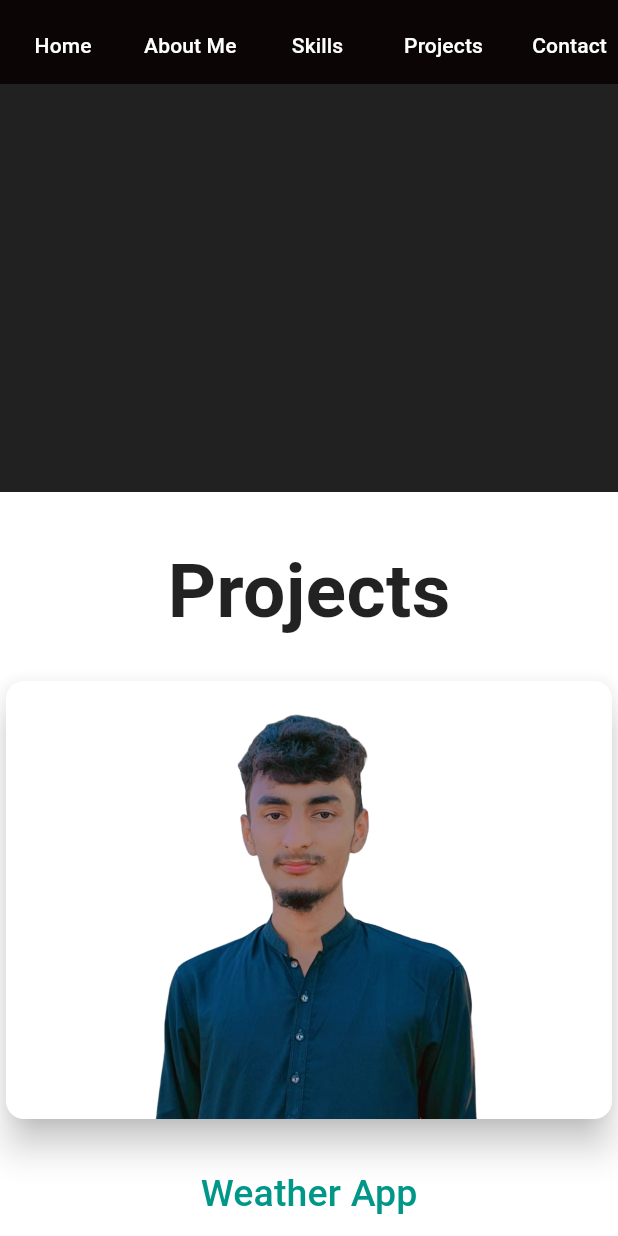
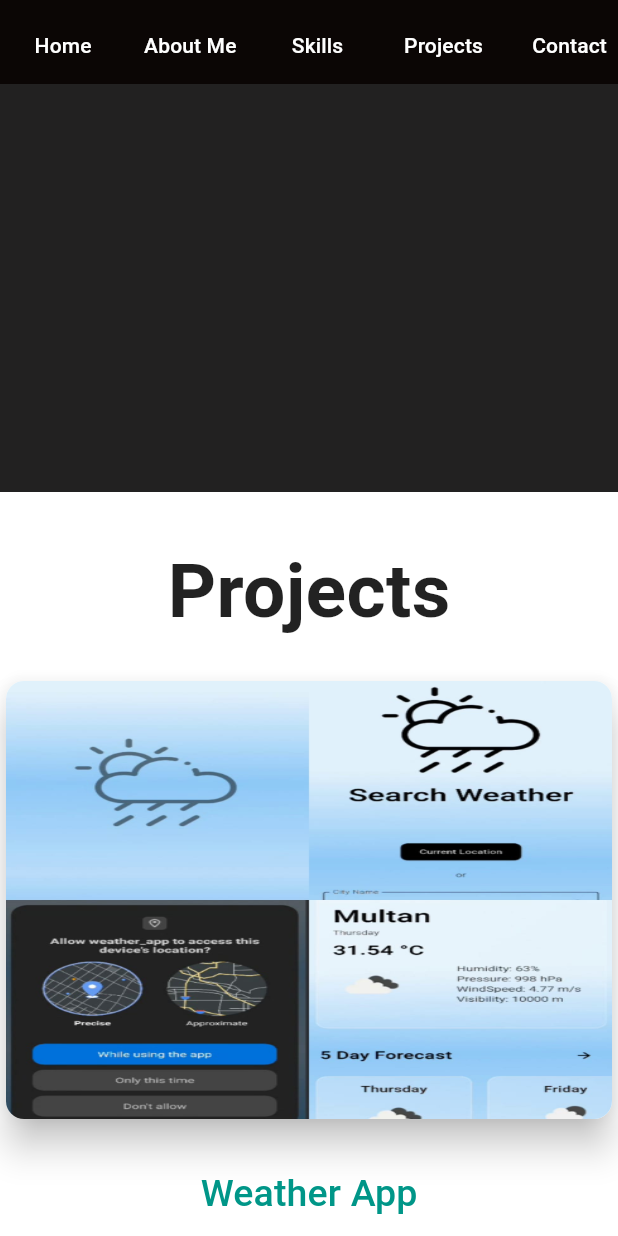
Before and after one commit to Umar-Gulzar/Portfolio_Website, a Flutter app: the screen it shows after launch, scrolled down 1728 dp, on a phone screen of 412 x 824 dp. Run offline on Flutter 3.47's test engine with Material 3 defaults, Android fonts, the light colour scheme and no system bars; our stand-ins replace flutter_staggered_animations, font_awesome_flutter, google_fonts, visibility_detector.

Commit message:
changes in sections

```diff
--- a/lib/CustomWidgets/SocialIconButtons.dart
+++ b/lib/CustomWidgets/SocialIconButtons.dart
@@ -41,7 +41,7 @@ class SocialIconButtonsState extends State<SocialIconButtons>
     },
     {
       'icon': FaIcon(FontAwesomeIcons.github),
-      'url' :'',
+      'url' :'https://github.com/Umar-Gulzar',
       'hover':false,
       'toolTip':'GitHub'
     },
--- a/lib/Sections/ContactSection.dart
+++ b/lib/Sections/ContactSection.dart
@@ -33,11 +33,6 @@ class ContactSection extends StatelessWidget
      color: Colors.white,
      child:   Column(
        children: [
-         // Container(
-         //   color: Colors.black87,
-         //   width: double.infinity,
-         //   height: 1,
-         // ),
          Divider(color: Colors.black87,),
          Column(
            children: [
--- a/lib/Sections/ProjectsSection.dart
+++ b/lib/Sections/ProjectsSection.dart
@@ -1,16 +1,28 @@
 import 'package:flutter/material.dart';
+import 'package:url_launcher/url_launcher.dart';
 import '../CustomWidgets/CustomMenuButton.dart';
 
 class ProjectsSection extends StatelessWidget
 {
+
+  Future<void> _launchURL(String url) async {
+    final Uri uri = Uri.parse(url);
+    if (!await launchUrl(uri, mode: LaunchMode.externalApplication)) {
+      throw 'Could not launch $url';
+    }
+  }
+
+
   List<Map<String,String>> list=[
     {
-      'image':'Images/dp.png',
-      'buttonTitle':'Weather App'
+      'image':'Images/W_app.jpg',
+      'buttonTitle':'Weather App',
+      'link':'https://github.com/Umar-Gulzar/Weather_App'
     },
     {
-      'image':'Images/dp.png',
-      'buttonTitle':'Portfolio'
+      'image':'Images/portfolio.jpg',
+      'buttonTitle':'Portfolio',
+      'link':'https://github.com/Umar-Gulzar/Portfolio_Website'
     },
   ];
   @override
@@ -56,11 +68,13 @@ class ProjectsSection extends StatelessWidget
                           color: Colors.white,
                           elevation: 10,
                           clipBehavior: Clip.antiAlias,
-                          child: Image.asset(list[index]['image']!),
+                          child: Image.asset(list[index]['image']!,fit: BoxFit.fill,),
                         ),
                       ),
                       TextButton(
-                        onPressed: (){},
+                        onPressed: (){
+                          _launchURL(list[index]['link']!);
+                        },
                         child: Text(list[index]['buttonTitle']!,style: TextStyle(fontSize: 25,fontWeight: FontWeight.w500,color: Colors.teal),)),
 
                     ],
--- a/lib/Sections/SkillsSection.dart
+++ b/lib/Sections/SkillsSection.dart
@@ -1,6 +1,4 @@
 import 'package:flutter/material.dart';
-import 'package:flutter_staggered_animations/flutter_staggered_animations.dart';
-import 'package:visibility_detector/visibility_detector.dart';
 import '../CustomWidgets/CustomMenuButton.dart';
 
 class SkillsSection extends StatefulWidget
@@ -92,7 +90,6 @@ class SkillsSectionState extends State<SkillsSection>
             child: Align(
               alignment: Alignment.center,
 
-              child: AnimationLimiter(                                      //we can skip it if grid is not scrollable
               child: GridView.builder(itemCount: 6,shrinkWrap: true,
                   physics: NeverScrollableScrollPhysics(),
                   gridDelegate:SliverGridDelegateWithFixedCrossAxisCount(
@@ -103,12 +100,7 @@ class SkillsSectionState extends State<SkillsSection>
                   ),
                   itemBuilder: (context,index)
                   {
-                      return  AnimationConfiguration.staggeredGrid(
-                        position: index,
-                        duration: Duration(seconds: 2),
-                        columnCount: 3,                      //Itnay containers aik hi time par ay gy.
-                        //delay: Duration(milliseconds: 400),       //column count jessy yaha par 1 ha tu 1 1 ky beech itna delay
-                        child: MouseRegion(
+                    return  MouseRegion(
                       onEnter: (b){
                         _controller.forward();
                         setState(() {
@@ -122,10 +114,6 @@ class SkillsSectionState extends State<SkillsSection>
                       child: ScaleTransition(
                         scale:isHovered[index]?Tween<double>(begin: 1,end: 1.03).chain(CurveTween(curve: Curves.bounceInOut)).animate(_controller)
                         :Tween<double>(begin: 1,end: 1).chain(CurveTween(curve: Curves.bounceInOut)).animate(_controller),
-                            child: SlideAnimation(
-                              verticalOffset: 50,
-                              child: FadeInAnimation(
-                                curve: Curves.easeInOut,
                         child: AnimatedContainer(
                                                    //   clipBehavior: Clip.antiAlias,
                           duration: Duration(milliseconds: 700),
@@ -167,12 +155,8 @@ class SkillsSectionState extends State<SkillsSection>
                           ),
                         ),
                       ),
-                            ),
-                          ),
-                        ),
                     );
                   }
-                ),
               ),
             ),
           ),
```
Also changed, not shown: Images/W_app.jpg (added), Images/portfolio.jpg (added). Lines whose indentation alone changed are shown as unchanged.
